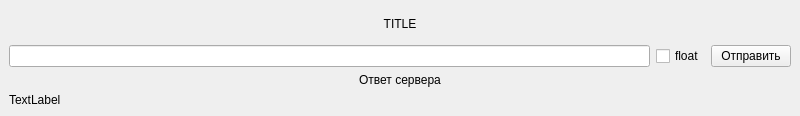
Qt form gui/calculatorGui.ui (Ne-ko-Chan/calculator-milov-dk) before a commit.
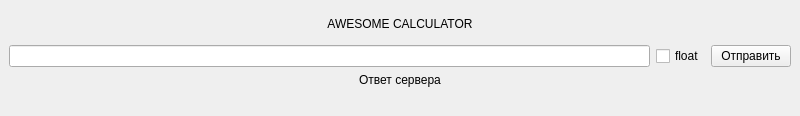
The same form after that commit.

```diff
--- a/gui/calculatorGui.ui
+++ b/gui/calculatorGui.ui
@@ -18,7 +18,7 @@
     <item>
      <widget class="QLabel" name="mainTitle">
       <property name="text">
-       <string>TITLE</string>
+       <string>AWESOME CALCULATOR</string>
       </property>
       <property name="alignment">
        <set>Qt::AlignmentFlag::AlignCenter</set>
@@ -67,7 +67,7 @@
       <item>
        <widget class="QLabel" name="responseText">
         <property name="text">
-         <string>TextLabel</string>
+         <string/>
         </property>
        </widget>
       </item>
```
